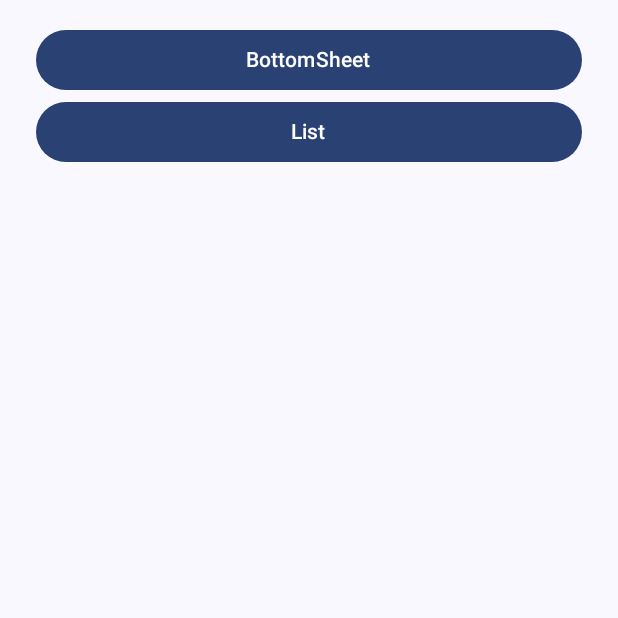
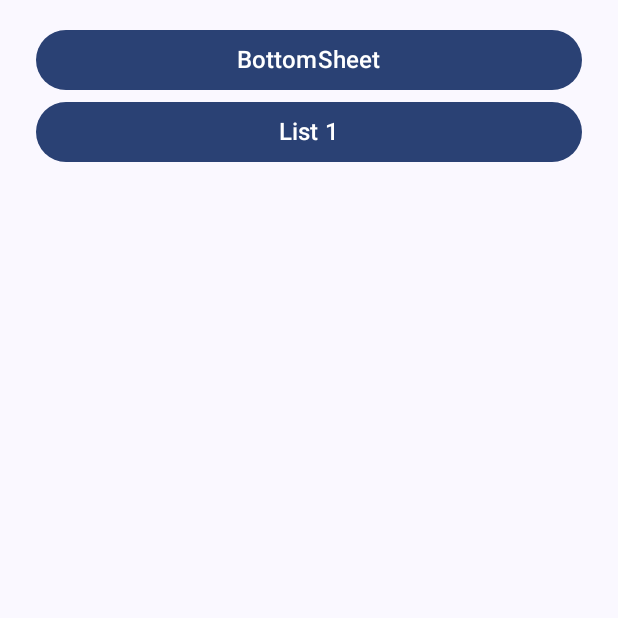
Before and after one commit to silwar/Compose-Experiments, an Android app built with Jetpack Compose: the screen it shows after launch (MainActivity), on a phone screen of 412 x 824 dp, the top half of it. Run offline under Robolectric (Android 15) with nearby library versions, the phone set to English and light mode, and no system bars.

Commit message:
- Adds footer to List 1 option - Adds dynamic options to MainScreen for easy addition of new option

```diff
--- a/app/src/main/AndroidManifest.xml
+++ b/app/src/main/AndroidManifest.xml
@@ -13,9 +13,8 @@
         android:theme="@style/Theme.ComposePractice"
         tools:targetApi="31">
         <activity
-            android:name=".MainActivity"
+            android:name=".main.MainActivity"
             android:exported="true"
-            android:label="@string/app_name"
             android:theme="@style/Theme.ComposePractice">
             <intent-filter>
                 <action android:name="android.intent.action.MAIN" />
--- a/app/src/main/java/com/silwar/compose/MainActivity.kt
+++ b/app/src/main/java/com/silwar/compose/main/MainActivity.kt
@@ -1,4 +1,4 @@
-package com.silwar.compose
+package com.silwar.compose.main
 
 import android.os.Bundle
 import androidx.activity.ComponentActivity
--- /dev/null
+++ b/app/src/main/java/com/silwar/compose/main/MainLocalData.kt
@@ -0,0 +1,9 @@
+package com.silwar.compose.main
+
+import androidx.navigation.NavController
+import com.silwar.compose.navigation.ComposeRoutes
+
+val DashboardOptions = mapOf(
+    "BottomSheet" to ComposeRoutes.BottomSheetScreen.name,
+    "List 1" to ComposeRoutes.List1.name
+)
--- a/app/src/main/java/com/silwar/compose/MainScreen.kt
+++ b/app/src/main/java/com/silwar/compose/main/MainScreen.kt
@@ -1,4 +1,4 @@
-package com.silwar.compose
+package com.silwar.compose.main
 
 import androidx.compose.foundation.layout.Column
 import androidx.compose.foundation.layout.fillMaxWidth
@@ -10,8 +10,8 @@ import androidx.compose.material3.Text
 import androidx.compose.runtime.Composable
 import androidx.compose.ui.Modifier
 import androidx.compose.ui.unit.dp
+import androidx.compose.ui.unit.sp
 import androidx.navigation.NavController
-import com.silwar.compose.navigation.ComposeRoutes
 
 @Composable
 fun MainScreen(
@@ -23,21 +23,21 @@ fun MainScreen(
             .verticalScroll(rememberScrollState())
             .padding(16.dp)
     ) {
-        Button(
-            onClick = { navController.navigate(ComposeRoutes.BottomSheetScreen.name) },
-            modifier = Modifier
-                .fillMaxWidth()
-                .padding(horizontal = 8.dp)
-        ) {
-            Text(text = "BottomSheet")
-        }
-        Button(
-            onClick = { navController.navigate(ComposeRoutes.LazyColumn1.name) },
-            modifier = Modifier
-                .fillMaxWidth()
-                .padding(horizontal = 8.dp)
-        ) {
-            Text(text = "List")
+
+        DashboardOptions.keys.forEach { key ->
+            DashboardOptions[key]?.let { route ->
+                Button(
+                    onClick = { navController.navigate(route) },
+                    modifier = Modifier
+                        .fillMaxWidth()
+                        .padding(horizontal = 8.dp)
+                ) {
+                    Text(
+                        text = key,
+                        fontSize = 16.sp
+                    )
+                }
+            }
         }
     }
 }
--- a/app/src/main/java/com/silwar/compose/navigation/ComposeNavGraph.kt
+++ b/app/src/main/java/com/silwar/compose/navigation/ComposeNavGraph.kt
@@ -6,7 +6,7 @@ import androidx.compose.ui.Modifier
 import androidx.navigation.compose.NavHost
 import androidx.navigation.compose.composable
 import androidx.navigation.compose.rememberNavController
-import com.silwar.compose.MainScreen
+import com.silwar.compose.main.MainScreen
 import com.silwar.compose.bottomsheet.BottomSheetScreen
 import com.silwar.compose.list.LazyColumn1Screen
 
@@ -24,7 +24,7 @@ fun ComposeNavGraph() {
         composable(ComposeRoutes.BottomSheetScreen.name) {
             BottomSheetScreen()
         }
-        composable(ComposeRoutes.LazyColumn1.name) {
+        composable(ComposeRoutes.List1.name) {
             LazyColumn1Screen()
         }
     }
--- a/app/src/main/java/com/silwar/compose/navigation/ComposeRoutes.kt
+++ b/app/src/main/java/com/silwar/compose/navigation/ComposeRoutes.kt
@@ -3,5 +3,5 @@ package com.silwar.compose.navigation
 enum class ComposeRoutes {
     MainScreen,
     BottomSheetScreen,
-    LazyColumn1
+    List1
 }
```
Also changed, not shown: app/src/main/java/com/silwar/compose/list/LazyColumn1.kt (+12 -0 lines).
